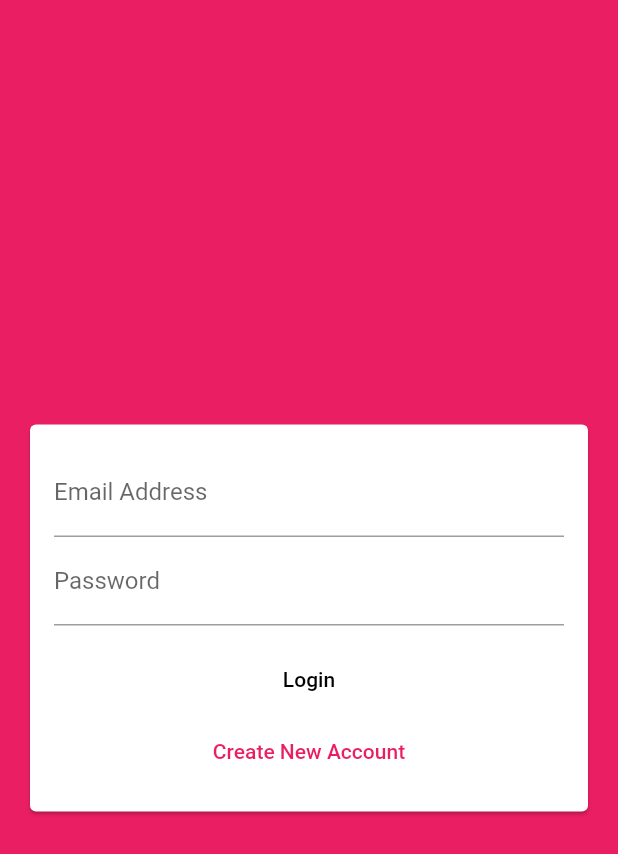
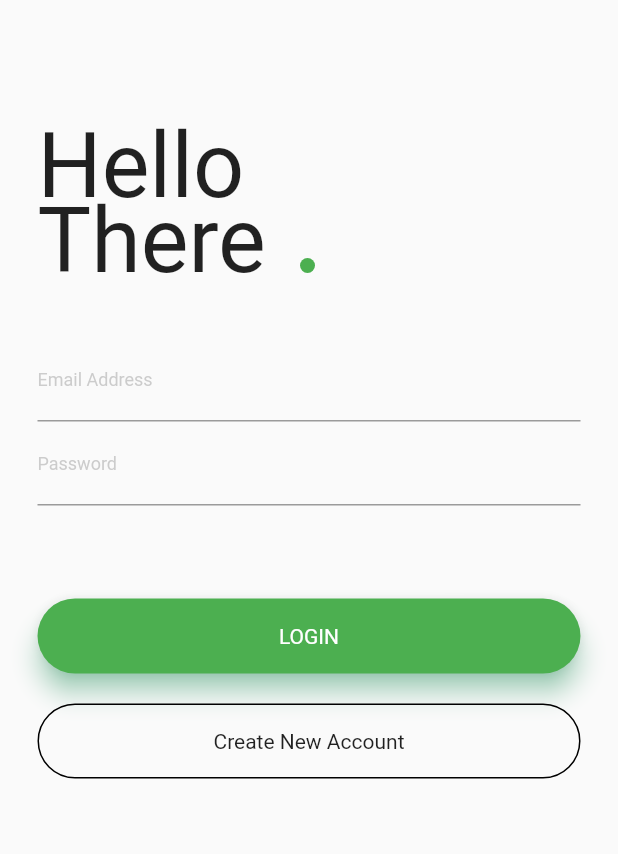
Before and after one commit to manjotplaha/Parking-Distress, a Flutter app: the screen it shows after launch, on a phone screen of 412 x 824 dp. Shown: the top 854 px of the screen. Run offline on Flutter 3.47's test engine with Material 2 defaults, Android fonts, the phone set to English and light mode, and no system bars; our stand-ins replace cloud_firestore, firebase_auth, firebase_core, firebase_messaging, firebase_storage, image_picker and 1 more; missing offline and left inert: qr_code_scanner; accounts and stored records are empty; Roboto replaces fonts that are missing (Trueno).

Commit message:
Login UI Updated

```diff
--- a/lib/main.dart
+++ b/lib/main.dart
@@ -16,15 +16,16 @@ class MyApp extends StatelessWidget {
   @override
   Widget build(BuildContext context) {
     return MaterialApp(
+        debugShowCheckedModeBanner: false,
         title: 'Flutter Chat',
         theme: ThemeData(
-            primarySwatch: Colors.pink,
-            backgroundColor: Colors.pink,
-            accentColor: Colors.deepPurple,
-            accentColorBrightness: Brightness.dark,
+            // primarySwatch: Colors.white,
+            // backgroundColor: Colors.white,
+            // accentColor: Colors.deepPurple,
+            // accentColorBrightness: Brightness.dark,
             buttonTheme: ButtonTheme.of(context).copyWith(
-                buttonColor: Colors.pink,
-                textTheme: ButtonTextTheme.primary,
+                // buttonColor: Colors.pink,
+                // textTheme: ButtonTextTheme.primary,
                 shape: RoundedRectangleBorder(
                     borderRadius: BorderRadius.circular(20)))),
         home: StreamBuilder(
@@ -36,6 +37,8 @@ class MyApp extends StatelessWidget {
             }
             return AuthScreen();
           },
-        ));
+        )
+        // home: ViewSelector(),
+        );
   }
 }
--- a/lib/screens/auth_screen.dart
+++ b/lib/screens/auth_screen.dart
@@ -71,7 +71,7 @@ class _AuthScreenState extends State<AuthScreen> {
       if (err.message != null) {
         message = err.message;
       }
-      ScaffoldMessenger.of(ctx).showSnackBar(SnackBar(
+      Scaffold.of(ctx).showSnackBar(SnackBar(
         content: Text(message),
         backgroundColor: Theme.of(context).errorColor,
       ));
@@ -84,10 +84,14 @@ class _AuthScreenState extends State<AuthScreen> {
   @override
   Widget build(BuildContext context) {
     return Scaffold(
-      backgroundColor: Theme.of(context).primaryColor,
-      body: AuthForm(
-        _submitAuthForm,
-        _isLoading,
+      // backgroundColor: Theme.of(context).primaryColor,
+      body: Container(
+        height: MediaQuery.of(context).size.height,
+        width: MediaQuery.of(context).size.width,
+        child: AuthForm(
+          _submitAuthForm,
+          _isLoading,
+        ),
       ),
     );
   }
--- a/lib/widgets/auth/auth_form.dart
+++ b/lib/widgets/auth/auth_form.dart
@@ -1,5 +1,4 @@
 import 'dart:io';
-
 import 'package:chat_app/widgets/pickers/user_image_picker.dart';
 import 'package:flutter/material.dart';
 
@@ -80,13 +79,36 @@ class _AuthFormState extends State<AuthForm> {
 
   @override
   Widget build(BuildContext context) {
-    return Center(
-      child: Card(
-        margin: EdgeInsets.all(20),
-        child: SingleChildScrollView(
-          child: Padding(
-              padding: EdgeInsets.all(16),
-              child: Form(
+    return Padding(
+      padding: const EdgeInsets.only(left: 25.0, right: 25.0),
+      child: ListView(children: [
+        SizedBox(
+          height: 75.0,
+        ),
+        Container(
+            height: 125.0,
+            width: 200.0,
+            child: Stack(
+              children: [
+                Text('Hello',
+                    style: TextStyle(fontFamily: 'Trueno', fontSize: 60.0)),
+                Positioned(
+                    top: 50.0,
+                    child: Text('There',
+                        style:
+                            TextStyle(fontFamily: 'Trueno', fontSize: 60.0))),
+                Positioned(
+                    top: 97.0,
+                    left: 175.0,
+                    child: Container(
+                        height: 10.0,
+                        width: 10.0,
+                        decoration: BoxDecoration(
+                            shape: BoxShape.circle, color: Colors.green)))
+              ],
+            )),
+        SizedBox(height: 25.0),
+        Form(
           key: _formKey,
           child: Column(
             mainAxisSize: MainAxisSize.min,
@@ -96,6 +118,13 @@ class _AuthFormState extends State<AuthForm> {
                 key: ValueKey('email'),
                 keyboardType: TextInputType.emailAddress,
                 decoration: InputDecoration(
+                  labelStyle: TextStyle(
+                    fontFamily: 'Trueno',
+                    fontSize: 12.0,
+                    color: Colors.grey.withOpacity(0.5),
+                  ),
+                  focusedBorder: UnderlineInputBorder(
+                      borderSide: BorderSide(color: Colors.green)),
                   labelText: 'Email Address',
                 ),
                 onSaved: (value) {
@@ -112,6 +141,13 @@ class _AuthFormState extends State<AuthForm> {
                 TextFormField(
                   key: ValueKey('Username'),
                   decoration: InputDecoration(
+                    labelStyle: TextStyle(
+                      fontFamily: 'Trueno',
+                      fontSize: 12.0,
+                      color: Colors.grey.withOpacity(0.5),
+                    ),
+                    focusedBorder: UnderlineInputBorder(
+                        borderSide: BorderSide(color: Colors.green)),
                     labelText: 'Username',
                   ),
                   onSaved: (value) {
@@ -128,6 +164,13 @@ class _AuthFormState extends State<AuthForm> {
                 key: ValueKey('Password'),
                 obscureText: true,
                 decoration: InputDecoration(
+                  labelStyle: TextStyle(
+                    fontFamily: 'Trueno',
+                    fontSize: 12.0,
+                    color: Colors.grey.withOpacity(0.5),
+                  ),
+                  focusedBorder: UnderlineInputBorder(
+                      borderSide: BorderSide(color: Colors.green)),
                   labelText: 'Password',
                 ),
                 onSaved: (value) {
@@ -144,6 +187,13 @@ class _AuthFormState extends State<AuthForm> {
                 TextFormField(
                   key: ValueKey('Vehicle Type'),
                   decoration: InputDecoration(
+                    labelStyle: TextStyle(
+                      fontFamily: 'Trueno',
+                      fontSize: 12.0,
+                      color: Colors.grey.withOpacity(0.5),
+                    ),
+                    focusedBorder: UnderlineInputBorder(
+                        borderSide: BorderSide(color: Colors.green)),
                     labelText: 'Vehicle Type',
                   ),
                   onSaved: (value) {
@@ -160,6 +210,13 @@ class _AuthFormState extends State<AuthForm> {
                 TextFormField(
                   key: ValueKey('Plate Number'),
                   decoration: InputDecoration(
+                    labelStyle: TextStyle(
+                      fontFamily: 'Trueno',
+                      fontSize: 12.0,
+                      color: Colors.grey.withOpacity(0.5),
+                    ),
+                    focusedBorder: UnderlineInputBorder(
+                        borderSide: BorderSide(color: Colors.green)),
                     labelText: 'Plate Number',
                   ),
                   onSaved: (value) {
@@ -176,6 +233,13 @@ class _AuthFormState extends State<AuthForm> {
                 TextFormField(
                   key: ValueKey('Vehicle RC Number'),
                   decoration: InputDecoration(
+                    labelStyle: TextStyle(
+                      fontFamily: 'Trueno',
+                      fontSize: 12.0,
+                      color: Colors.grey.withOpacity(0.5),
+                    ),
+                    focusedBorder: UnderlineInputBorder(
+                        borderSide: BorderSide(color: Colors.green)),
                     labelText: 'Vehicle RC Number',
                   ),
                   onSaved: (value) {
@@ -192,6 +256,13 @@ class _AuthFormState extends State<AuthForm> {
                 TextFormField(
                   key: ValueKey('Vehicle Model'),
                   decoration: InputDecoration(
+                    labelStyle: TextStyle(
+                      fontFamily: 'Trueno',
+                      fontSize: 12.0,
+                      color: Colors.grey.withOpacity(0.5),
+                    ),
+                    focusedBorder: UnderlineInputBorder(
+                        borderSide: BorderSide(color: Colors.green)),
                     labelText: 'Vehicle Model',
                   ),
                   onSaved: (value) {
@@ -208,6 +279,13 @@ class _AuthFormState extends State<AuthForm> {
                 TextFormField(
                   key: ValueKey('Phone Number'),
                   decoration: InputDecoration(
+                    labelStyle: TextStyle(
+                      fontFamily: 'Trueno',
+                      fontSize: 12.0,
+                      color: Colors.grey.withOpacity(0.5),
+                    ),
+                    focusedBorder: UnderlineInputBorder(
+                        borderSide: BorderSide(color: Colors.green)),
                     labelText: 'Phone Number',
                   ),
                   onSaved: (value) {
@@ -224,6 +302,13 @@ class _AuthFormState extends State<AuthForm> {
                 TextFormField(
                   key: ValueKey('DOB'),
                   decoration: InputDecoration(
+                    labelStyle: TextStyle(
+                      fontFamily: 'Trueno',
+                      fontSize: 12.0,
+                      color: Colors.grey.withOpacity(0.5),
+                    ),
+                    focusedBorder: UnderlineInputBorder(
+                        borderSide: BorderSide(color: Colors.green)),
                     labelText: 'DOB',
                   ),
                   onSaved: (value) {
@@ -238,27 +323,59 @@ class _AuthFormState extends State<AuthForm> {
                 ),
               SizedBox(height: 12),
               if (widget.isLoading) CircularProgressIndicator(),
+              if (!widget.isLoading) SizedBox(height: 50.0),
+              GestureDetector(
+                onTap: _trySubmit,
+                child: Container(
+                    height: 50.0,
+                    child: Material(
+                        borderRadius: BorderRadius.circular(25.0),
+                        shadowColor: Colors.greenAccent,
+                        color: Colors.green,
+                        elevation: 7.0,
+                        child: Center(
+                            child: Text('LOGIN',
+                                style: TextStyle(
+                                    color: Colors.white,
+                                    fontFamily: 'Trueno'))))),
+              ),
+              SizedBox(height: 20.0),
               if (!widget.isLoading)
-                      MaterialButton(
-                        onPressed: _trySubmit,
-                        child: Text(_isLogin ? 'Login' : 'SignUp'),
-                      ),
-                    if (!widget.isLoading)
-                      TextButton(
-                        onPressed: () {
+                GestureDetector(
+                  onTap: () {
                     setState(() {
                       _isLogin = !_isLogin;
                     });
                   },
-                        child: Text(_isLogin
+                  child: Container(
+                    height: 50.0,
+                    color: Colors.transparent,
+                    child: Container(
+                      decoration: BoxDecoration(
+                          border: Border.all(
+                              color: Colors.black,
+                              style: BorderStyle.solid,
+                              width: 1.0),
+                          color: Colors.transparent,
+                          borderRadius: BorderRadius.circular(25.0)),
+                      child: Center(
+                        child: Text(
+                          _isLogin
                               ? 'Create New Account'
-                            : 'I Already have an account'),
+                              : 'I Already have an account',
+                          style: TextStyle(fontFamily: 'Trueno'),
+                        ),
+                      ),
+                    ),
+                  ),
+                ),
+              SizedBox(
+                height: 20,
               )
             ],
           ),
-              )),
         ),
-      ),
+      ]),
     );
   }
 }
--- a/lib/widgets/pickers/user_image_picker.dart
+++ b/lib/widgets/pickers/user_image_picker.dart
@@ -1,5 +1,4 @@
 import 'dart:io';
-
 import 'package:flutter/material.dart';
 import 'package:image_picker/image_picker.dart';
 
@@ -26,19 +25,26 @@ class _UserImagePickerState extends State<UserImagePicker> {
 
   @override
   Widget build(BuildContext context) {
-    return Column(
+    return Row(
       children: [
         CircleAvatar(
           radius: 40.0,
           backgroundColor: Colors.grey,
-          backgroundImage:
-              _pickedImage != null ? FileImage(_pickedImage) : null,
+          backgroundImage: _pickedImage != null
+              ? FileImage(_pickedImage)
+              : AssetImage('assets/images/person-default.png'),
         ),
         FlatButton.icon(
             textColor: Theme.of(context).primaryColor,
             onPressed: _pickImage,
             icon: Icon(Icons.image),
-            label: Text('Add Image')),
+            label: Text(
+              'Add Image',
+              style: TextStyle(
+                fontFamily: 'Trueno',
+                fontSize: 12.0,
+              ),
+            )),
       ],
     );
   }
--- a/pubspec.yaml
+++ b/pubspec.yaml
@@ -57,9 +57,8 @@ flutter:
   uses-material-design: true
 
   # To add assets to your application, add an assets section, like this:
-  # assets:
-  #   - images/a_dot_burr.jpeg
-  #   - images/a_dot_ham.jpeg
+  assets:
+    - assets/images/
 
   # An image asset can refer to one or more resolution-specific "variants", see
   # https://flutter.dev/assets-and-images/#resolution-aware.
```
Also changed, not shown: assets/images/person-default.png (added), pubspec.lock. Lines whose indentation alone changed are shown as unchanged.
